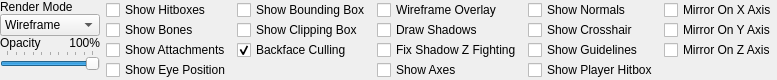
Above: src/tools/hlam/ui/assets/studiomodel/dockpanels/StudioModelModelDisplayPanel.ui from SamVanheer/HalfLifeAssetManager before the change. Below: the same form after it.
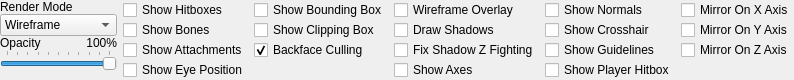
That is the form after the change.

Commit message: Fix Model Display render mode widgets not using all available width in vertical layout

What changed in the file:
```diff
--- a/src/tools/hlam/ui/assets/studiomodel/dockpanels/StudioModelModelDisplayPanel.ui
+++ b/src/tools/hlam/ui/assets/studiomodel/dockpanels/StudioModelModelDisplayPanel.ui
@@ -6,8 +6,8 @@
    <rect>
     <x>0</x>
     <y>0</y>
-    <width>714</width>
-    <height>73</height>
+    <width>719</width>
+    <height>75</height>
    </rect>
   </property>
   <property name="windowTitle">
@@ -30,61 +30,13 @@
     <number>0</number>
    </property>
    <item>
-    <widget class="QWidget" name="RenderSettingsWidget" native="true">
-     <property name="sizePolicy">
-      <sizepolicy hsizetype="Fixed" vsizetype="Preferred">
-       <horstretch>0</horstretch>
-       <verstretch>0</verstretch>
-      </sizepolicy>
-     </property>
-     <property name="minimumSize">
-      <size>
-       <width>100</width>
-       <height>0</height>
-      </size>
-     </property>
-     <property name="maximumSize">
-      <size>
-       <width>100</width>
-       <height>16777215</height>
-      </size>
-     </property>
-     <layout class="QGridLayout" name="gridLayout">
+    <layout class="QGridLayout" name="gridLayout_2">
       <property name="leftMargin">
        <number>0</number>
       </property>
-      <property name="topMargin">
+     <property name="verticalSpacing">
        <number>0</number>
       </property>
-      <property name="rightMargin">
-       <number>0</number>
-      </property>
-      <property name="bottomMargin">
-       <number>0</number>
-      </property>
-      <property name="spacing">
-       <number>0</number>
-      </property>
-      <item row="2" column="0">
-       <widget class="QLabel" name="label_2">
-        <property name="text">
-         <string>Opacity</string>
-        </property>
-       </widget>
-      </item>
-      <item row="4" column="0" colspan="2">
-       <spacer name="verticalSpacer_4">
-        <property name="orientation">
-         <enum>Qt::Vertical</enum>
-        </property>
-        <property name="sizeHint" stdset="0">
-         <size>
-          <width>20</width>
-          <height>0</height>
-         </size>
-        </property>
-       </spacer>
-      </item>
       <item row="2" column="1">
        <widget class="QLabel" name="OpacityValueLabel">
         <property name="text">
@@ -95,56 +47,17 @@
         </property>
        </widget>
       </item>
-      <item row="0" column="0" colspan="2">
-       <widget class="QLabel" name="label">
-        <property name="text">
-         <string>Render Mode</string>
-        </property>
-       </widget>
-      </item>
-      <item row="1" column="0" colspan="2">
-       <widget class="QComboBox" name="RenderModeComboBox">
+     <item row="2" column="0">
+      <widget class="QLabel" name="label_2">
         <property name="sizePolicy">
-         <sizepolicy hsizetype="Preferred" vsizetype="Fixed">
+        <sizepolicy hsizetype="Fixed" vsizetype="Preferred">
           <horstretch>0</horstretch>
           <verstretch>0</verstretch>
          </sizepolicy>
         </property>
-        <property name="minimumSize">
-         <size>
-          <width>0</width>
-          <height>0</height>
-         </size>
-        </property>
-        <property name="maximumSize">
-         <size>
-          <width>16777215</width>
-          <height>16777215</height>
-         </size>
-        </property>
-        <property name="currentText">
-         <string>Wireframe</string>
-        </property>
-        <item>
          <property name="text">
-          <string>Wireframe</string>
-         </property>
-        </item>
-        <item>
-         <property name="text">
-          <string>Flat Shaded</string>
-         </property>
-        </item>
-        <item>
-         <property name="text">
-          <string>Smooth Shaded</string>
-         </property>
-        </item>
-        <item>
-         <property name="text">
-          <string>Texture Shaded</string>
-         </property>
-        </item>
+        <string>Opacity</string>
+       </property>
        </widget>
       </item>
       <item row="3" column="0" colspan="2">
@@ -184,8 +97,72 @@
         </property>
        </widget>
       </item>
-     </layout>
-    </widget>
+     <item row="4" column="0">
+      <spacer name="verticalSpacer_4">
+       <property name="orientation">
+        <enum>Qt::Vertical</enum>
+       </property>
+       <property name="sizeHint" stdset="0">
+        <size>
+         <width>20</width>
+         <height>0</height>
+        </size>
+       </property>
+      </spacer>
+     </item>
+     <item row="1" column="0" colspan="2">
+      <widget class="QComboBox" name="RenderModeComboBox">
+       <property name="sizePolicy">
+        <sizepolicy hsizetype="Preferred" vsizetype="Fixed">
+         <horstretch>0</horstretch>
+         <verstretch>0</verstretch>
+        </sizepolicy>
+       </property>
+       <property name="minimumSize">
+        <size>
+         <width>0</width>
+         <height>0</height>
+        </size>
+       </property>
+       <property name="maximumSize">
+        <size>
+         <width>16777215</width>
+         <height>16777215</height>
+        </size>
+       </property>
+       <property name="currentText">
+        <string>Wireframe</string>
+       </property>
+       <item>
+        <property name="text">
+         <string>Wireframe</string>
+        </property>
+       </item>
+       <item>
+        <property name="text">
+         <string>Flat Shaded</string>
+        </property>
+       </item>
+       <item>
+        <property name="text">
+         <string>Smooth Shaded</string>
+        </property>
+       </item>
+       <item>
+        <property name="text">
+         <string>Texture Shaded</string>
+        </property>
+       </item>
+      </widget>
+     </item>
+     <item row="0" column="0" colspan="2">
+      <widget class="QLabel" name="label">
+       <property name="text">
+        <string>Render Mode</string>
+       </property>
+      </widget>
+     </item>
+    </layout>
    </item>
    <item>
     <layout class="QVBoxLayout" name="verticalLayout_2">
```
Lines whose indentation alone changed are shown as unchanged.
